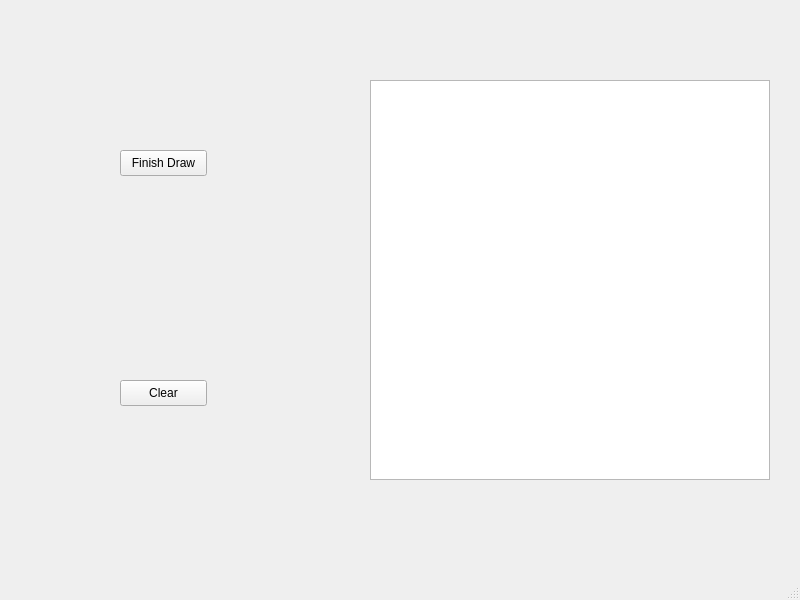
First picture: the form in DIP_project/mainwindow.ui, repository LucasdeAl/Digital_Image_Processing_01, before the edit.
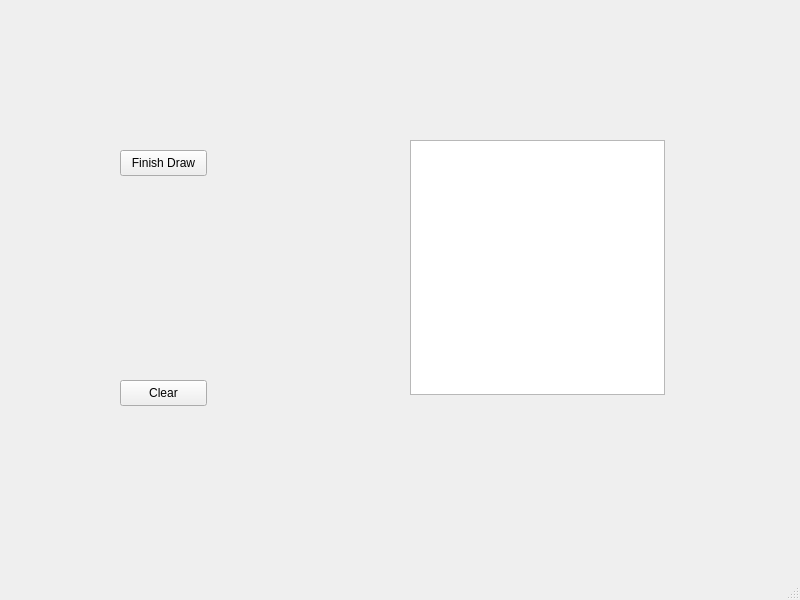
Second picture: the form after the edit.

```diff
--- a/DIP_project/mainwindow.ui
+++ b/DIP_project/mainwindow.ui
@@ -30,10 +30,10 @@
    <widget class="QGraphicsView" name="imagem">
     <property name="geometry">
      <rect>
-      <x>370</x>
-      <y>80</y>
-      <width>400</width>
-      <height>400</height>
+      <x>410</x>
+      <y>140</y>
+      <width>255</width>
+      <height>255</height>
      </rect>
     </property>
    </widget>
```
